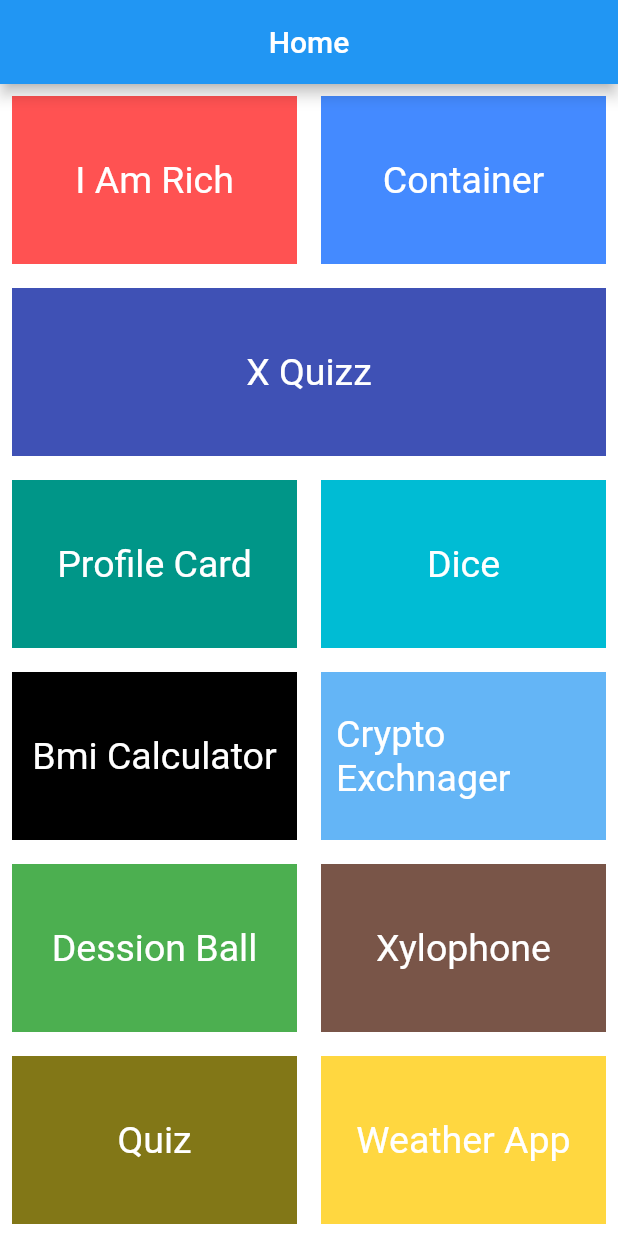
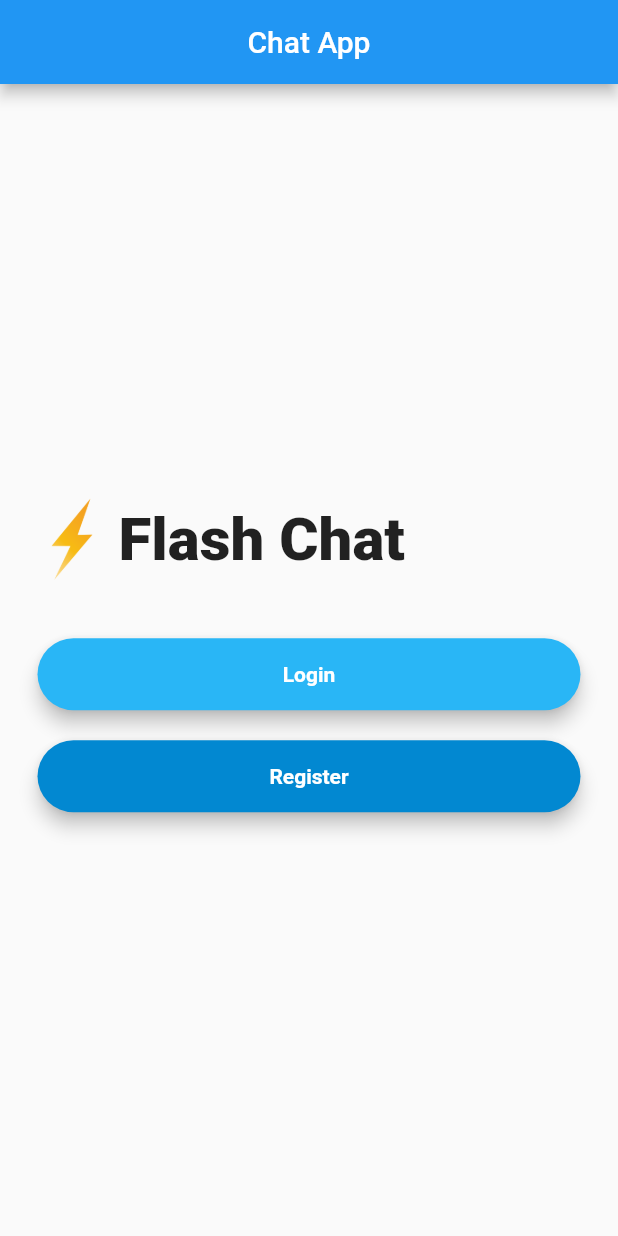
Before and after one commit to itssonu/flutter, a Flutter app: the screen it shows after launch, on a phone screen of 412 x 824 dp. Run offline on Flutter 3.47's test engine with Material 2 defaults, Android fonts, the light colour scheme and no system bars; our stand-ins replace audioplayers, flutter_spinkit, font_awesome_flutter, geolocator, rflutter_alert.

Commit message:
chat initial screen complete

```diff
--- /dev/null
+++ b/flutter_learning/lib/chat/screens/Chathome.dart
@@ -0,0 +1,17 @@
+import 'package:flutter/material.dart';
+import 'package:flutter_learning/chat/screens/welcome.dart';
+
+class ChatHome extends StatelessWidget {
+  @override
+  Widget build(BuildContext context) {
+    return MaterialApp(
+      home: Scaffold(
+        appBar: AppBar(
+          title: Text('Chat App'),
+          centerTitle: true,
+        ),
+        body: Welcome(),
+      ),
+    );
+  }
+}
--- /dev/null
+++ b/flutter_learning/lib/chat/screens/Welcome.dart
@@ -0,0 +1,63 @@
+import 'package:flutter/material.dart';
+import 'package:flutter_learning/chat/screens/login.dart';
+import 'package:flutter_learning/chat/screens/register.dart';
+import 'package:flutter_learning/chat/utilities/widgets.dart';
+
+class Welcome extends StatelessWidget {
+  @override
+  Widget build(BuildContext context) {
+    return Column(
+      mainAxisAlignment: MainAxisAlignment.center,
+      crossAxisAlignment: CrossAxisAlignment.stretch,
+      children: [
+        Row(
+          // mainAxisAlignment: MainAxisAlignment.center,
+          children: [
+            Padding(
+              padding: const EdgeInsets.fromLTRB(18.0, 1.0, 1.0, 1.0),
+              child: Hero(
+                tag: 'chat_logo',
+                child: Container(
+                  child: Image.asset('assets/chat/logo.png'),
+                  height: 60.0,
+                ),
+              ),
+            ),
+            Text(
+              'Flash Chat',
+              style: TextStyle(fontSize: 40.0, fontWeight: FontWeight.w900),
+            )
+          ],
+        ),
+        Padding(
+          padding: const EdgeInsets.fromLTRB(25.0, 35.0, 25.0, 10.0),
+          child: CustomButton(
+            name: 'Login',
+            color: Colors.lightBlue[400],
+            onPress: () {
+              print('login Button pressed on welcome screen');
+              Navigator.push(
+                context,
+                MaterialPageRoute(builder: (context) => Login()),
+              );
+            },
+          ),
+        ),
+        Padding(
+          padding: const EdgeInsets.symmetric(horizontal: 25.0, vertical: 10.0),
+          child: CustomButton(
+            name: 'Register',
+            color: Colors.lightBlue[700],
+            onPress: () {
+              print('register Button pressed on welcome screen');
+              Navigator.push(
+                context,
+                MaterialPageRoute(builder: (context) => Register()),
+              );
+            },
+          ),
+        ),
+      ],
+    );
+  }
+}
--- /dev/null
+++ b/flutter_learning/lib/chat/utilities/widgets.dart
@@ -0,0 +1,66 @@
+import 'package:flutter/material.dart';
+
+import 'methods.dart';
+
+class CustomButton extends StatelessWidget {
+  const CustomButton({
+    @required this.name,
+    @required this.color,
+    this.onPress,
+  });
+
+  final String name;
+  final Color color;
+  final Function onPress;
+
+  @override
+  Widget build(BuildContext context) {
+    return Material(
+      elevation: 5.0,
+      borderRadius: BorderRadius.circular(30.0),
+      color: color,
+      child: MaterialButton(
+        // minWidth: MediaQuery.of(context).size.width,
+        padding: EdgeInsets.fromLTRB(20.0, 15.0, 20.0, 15.0),
+        onPressed: onPress,
+        child: Text(
+          name,
+          textAlign: TextAlign.center,
+          style: TextStyle(color: Colors.white, fontWeight: FontWeight.bold),
+        ),
+      ),
+    );
+  }
+}
+
+class CustomTextField extends StatelessWidget {
+  const CustomTextField({
+    this.hintText,
+    this.onChanged,
+    this.obscureText,
+  });
+
+  final String hintText;
+  final bool obscureText;
+  final Function(String) onChanged;
+
+  @override
+  Widget build(BuildContext context) {
+    return TextField(
+      onChanged: onChanged,
+      obscureText: obscureText == null ? false : true,
+      decoration: InputDecoration(
+        hintText: hintText,
+        border: textFieldBorder(),
+        enabledBorder: OutlineInputBorder(
+          borderSide: BorderSide(color: Colors.lightBlueAccent, width: 1.0),
+          borderRadius: BorderRadius.all(Radius.circular(32.0)),
+        ),
+        focusedBorder: OutlineInputBorder(
+          borderSide: BorderSide(color: Colors.lightBlueAccent, width: 2.0),
+          borderRadius: BorderRadius.all(Radius.circular(32.0)),
+        ),
+      ),
+    );
+  }
+}
--- a/flutter_learning/lib/main.dart
+++ b/flutter_learning/lib/main.dart
@@ -1,8 +1,9 @@
 import 'package:flutter/material.dart';
+import 'package:flutter_learning/chat/screens/Chathome.dart';
 import 'package:flutter_learning/routes.dart';
 
 void main() {
-  runApp(MyApp());
+  runApp(ChatHome());
 }
 
 class MyApp extends StatelessWidget {
--- a/flutter_learning/pubspec.yaml
+++ b/flutter_learning/pubspec.yaml
@@ -60,6 +60,7 @@ flutter:
     - assets/images/
     - assets/images/weather/
     - assets/sounds/
+    - assets/chat/
   #   - images/a_dot_ham.jpeg
 
   # An image asset can refer to one or more resolution-specific "variants", see
```
Also changed, not shown: flutter_learning/lib/chat/screens/Login.dart (added, +50 -0 lines), flutter_learning/lib/chat/screens/Register.dart (added, +49 -0 lines), flutter_learning/lib/chat/utilities/methods.dart (added, +7 -0 lines), flutter_learning/assets/chat/logo.png (added), flutter_learning/lib/chat/screens/Chat.dart (added).
